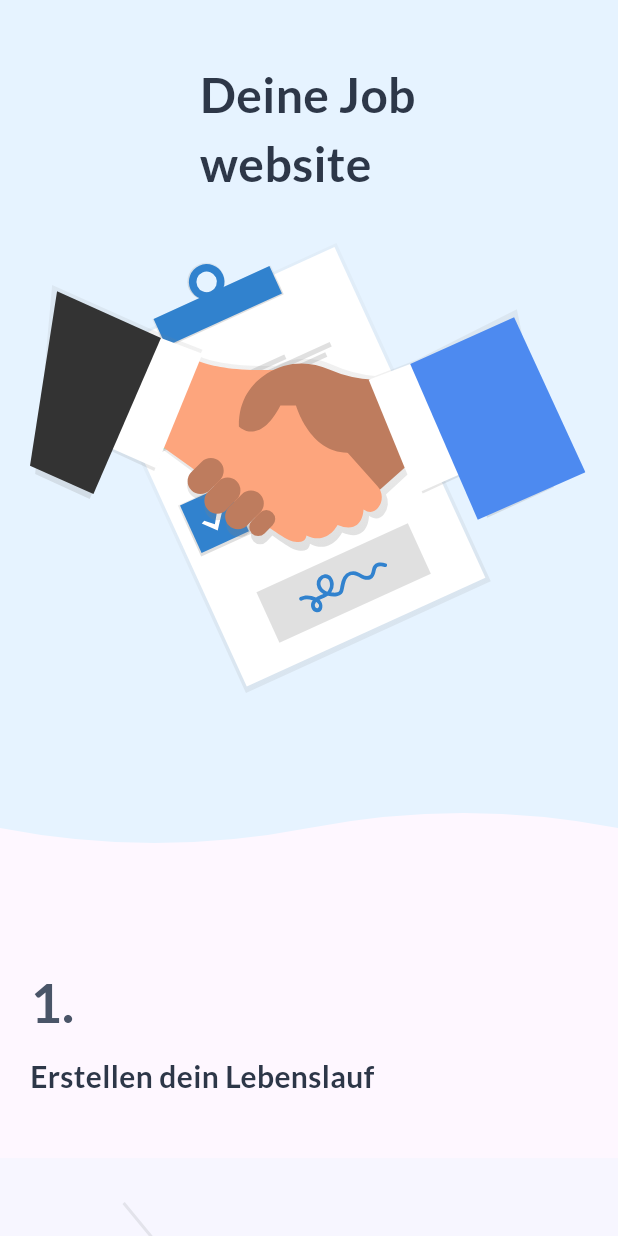
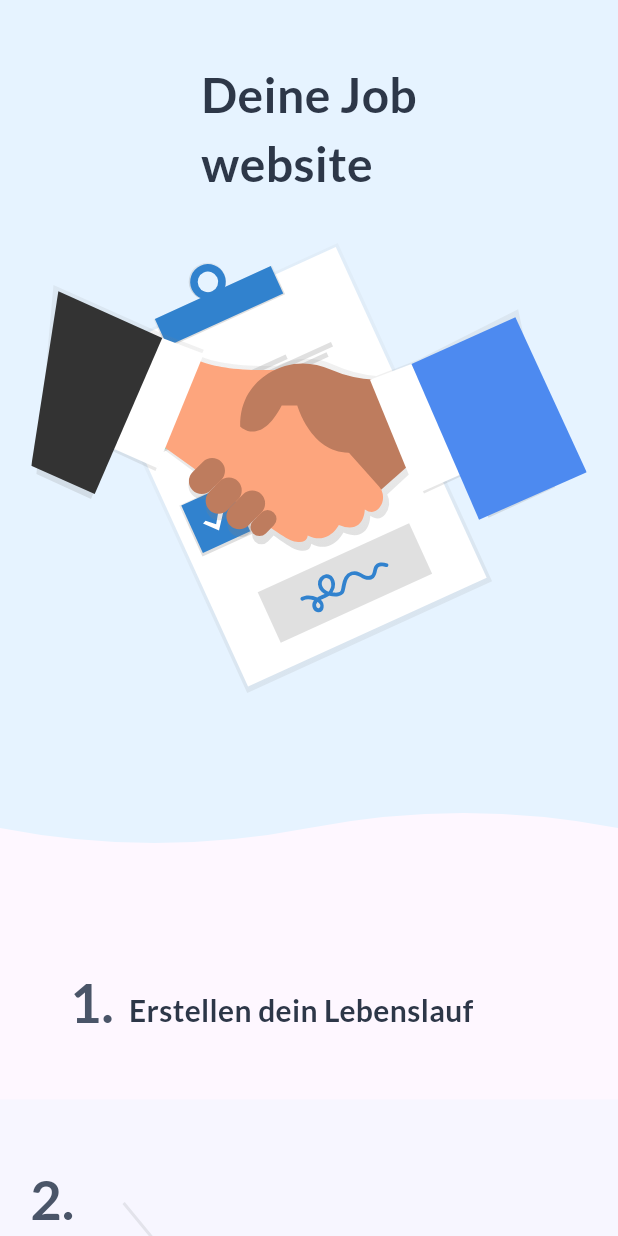
Before and after one commit to FarhanAli-98/prototype, a Flutter app: the screen it shows after launch, on a phone screen of 412 x 824 dp. Run offline on Flutter 3.47's test engine with Material 3 defaults, Android fonts, the phone set to English and light mode, and no system bars; our stand-ins replace flutter_svg.

Commit message:
Update prototype.dart

```diff
--- a/lib/presentation/screens/prototype.dart
+++ b/lib/presentation/screens/prototype.dart
@@ -1,9 +1,7 @@
 import 'package:flutter/material.dart';
+import 'package:flutter_svg/flutter_svg.dart';
 import 'package:prototype/presentation/widgets/gradient_button.dart';
-import 'package:flutter_svg/flutter_svg.dart';
 import 'package:prototype/presentation/widgets/wave_section.dart';
-
-
 
 class JobWebsite extends StatelessWidget {
   const JobWebsite({super.key});
@@ -42,7 +40,10 @@ class HeaderSection extends StatelessWidget {
       color: const Color(0xFFE6F3FF),
       child: Row(
         children: [
-          Column(
+          Expanded(
+            flex: 1,
+            child: Column(
+              mainAxisAlignment: MainAxisAlignment.end,
               children: [
                 Text(
                   'Deine Job\nwebsite',
@@ -53,7 +54,7 @@ class HeaderSection extends StatelessWidget {
                   ),
                 ),
                 const SizedBox(height: 30),
-                     if(isDesktop)
+                if (isDesktop)
                   GradientButton(
                     width: 320,
                     text: 'Kostenlos Registrieren',
@@ -61,19 +62,31 @@ class HeaderSection extends StatelessWidget {
                       // Define your action here
                     },
                   ),
-                if(!isDesktop)
+                if (!isDesktop)
                   SvgPicture.asset(
                     'assets/images/undraw_agreement_aajr.svg',
                     height: 300,
-
                   ),
               ],
             ),
-          if(isDesktop)
-          SvgPicture.asset(
+          ),
+          if (isDesktop)
+            Expanded(
+              flex: 3,
+              child: Container(
+                width: 350,
+                height: 350,
+                decoration: const BoxDecoration(
+                  shape: BoxShape.circle,
+                  color: Colors.white,
+                ),
+                clipBehavior: Clip.hardEdge, // Ensures the image is clipped to the circle
+                child: SvgPicture.asset(
                   'assets/images/undraw_agreement_aajr.svg',
-            width: isDesktop ? 200 : 150,
-            height: 200,
+                  width: isDesktop ? 350 : 150,
+                  height: 350,
+                ),
+              ),
             ),
         ],
       ),
@@ -185,11 +198,12 @@ class StepOne extends StatelessWidget {
         vertical: 40,
       ),
       child: Row(
-        crossAxisAlignment: CrossAxisAlignment.start,
+        crossAxisAlignment: CrossAxisAlignment.center,
+        mainAxisAlignment: MainAxisAlignment.center,
         children: [
-          Expanded(
-            child: Column(
-              crossAxisAlignment: CrossAxisAlignment.start,
+          Row(
+            crossAxisAlignment: CrossAxisAlignment.baseline,
+            textBaseline: TextBaseline.alphabetic,
             children: [
               Text(
                 '1.',
@@ -199,7 +213,7 @@ class StepOne extends StatelessWidget {
                   fontWeight: FontWeight.bold,
                 ),
               ),
-                const SizedBox(height: 10),
+              const SizedBox(width: 10),
               Text(
                 'Erstellen dein Lebenslauf',
                 style: TextStyle(
@@ -210,10 +224,12 @@ class StepOne extends StatelessWidget {
               ),
             ],
           ),
+          SizedBox(
+            width: 50,
           ),
           if (isDesktop)
-            Image.asset(
-              'assets/step_1.png',
+            SvgPicture.asset(
+              'assets/images/undraw_Profile_data_re_v81r.svg',
               width: 300,
             ),
         ],
@@ -239,8 +255,8 @@ class StepTwo extends StatelessWidget {
         crossAxisAlignment: CrossAxisAlignment.start,
         children: [
           if (isDesktop)
-            Image.asset(
-              'assets/step_2.png',
+            SvgPicture.asset(
+              'assets/images/undraw_task_31wc.svg',
               width: 300,
             ),
           Expanded(
@@ -313,8 +329,8 @@ class StepThree extends StatelessWidget {
             ),
           ),
           if (isDesktop)
-            Image.asset(
-              'assets/step_3.png',
+            SvgPicture.asset(
+              'assets/images/undraw_personal_file_222m.svg',
               width: 300,
             ),
         ],
```
Lines whose indentation alone changed are shown as unchanged.
